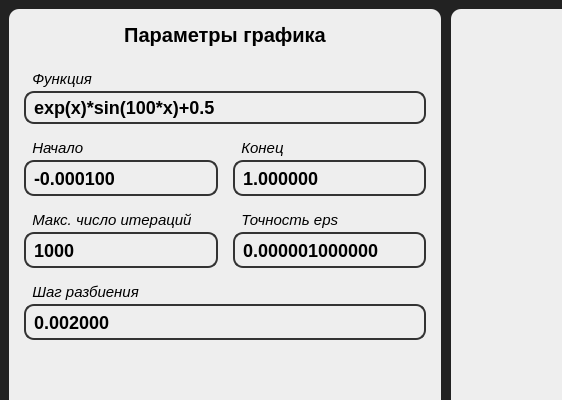
Old version of the form python/lab2/design.ui in the repository Dayz221/BMSTU-C-Py-Labs; both pictures show x 0 to 562 and y 0 to 400 of the 1109 by 847 pixel window.
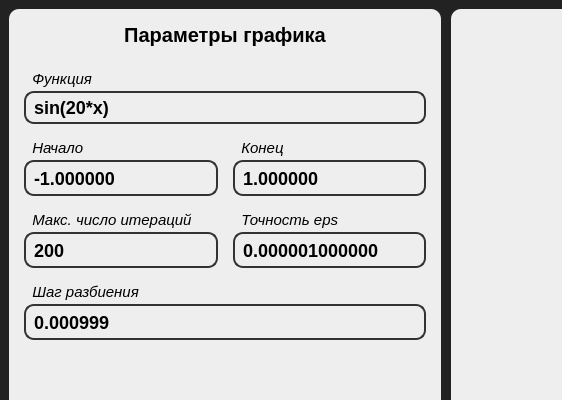
New version of the form.

What changed in the file:
```diff
--- a/python/lab2/design.ui
+++ b/python/lab2/design.ui
@@ -178,7 +178,7 @@
                <string/>
               </property>
               <property name="text">
-               <string>exp(x)*sin(100*x)+0.5</string>
+               <string>sin(20*x)</string>
               </property>
               <property name="frame">
                <bool>true</bool>
@@ -257,7 +257,7 @@
                  <double>1000000000.000000000000000</double>
                 </property>
                 <property name="value">
-                 <double>-0.000100000000000</double>
+                 <double>-1.000000000000000</double>
                 </property>
                </widget>
               </item>
@@ -397,7 +397,7 @@
                  <number>50</number>
                 </property>
                 <property name="value">
-                 <number>1000</number>
+                 <number>200</number>
                 </property>
                </widget>
               </item>
@@ -541,7 +541,7 @@
                <double>0.000001000000000</double>
               </property>
               <property name="value">
-               <double>0.002000000000000</double>
+               <double>0.000999000000000</double>
               </property>
              </widget>
             </item>
```
